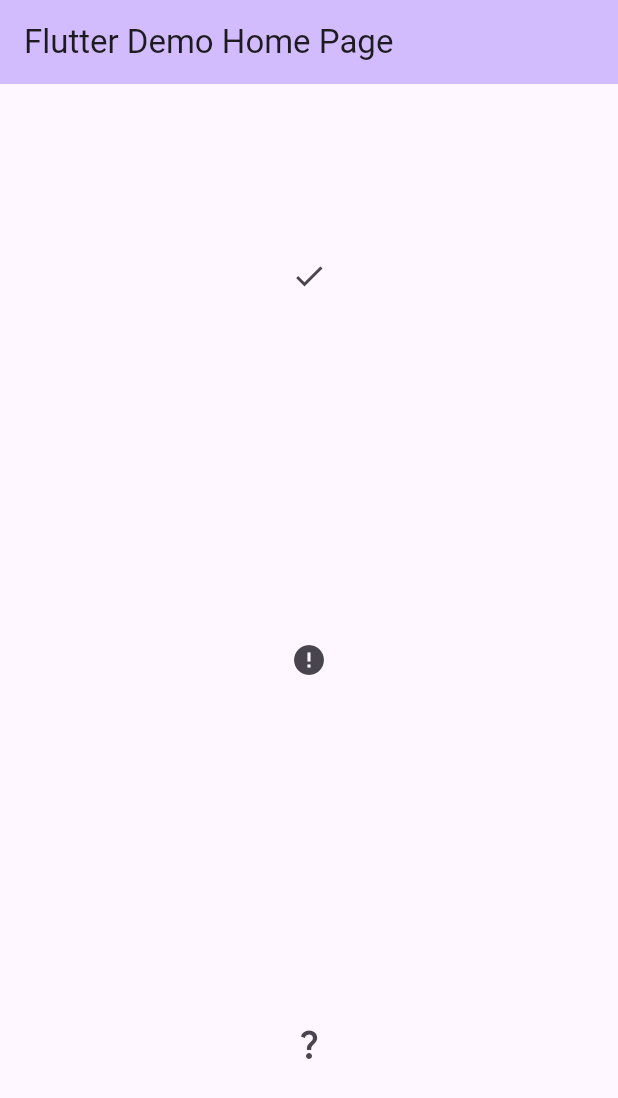
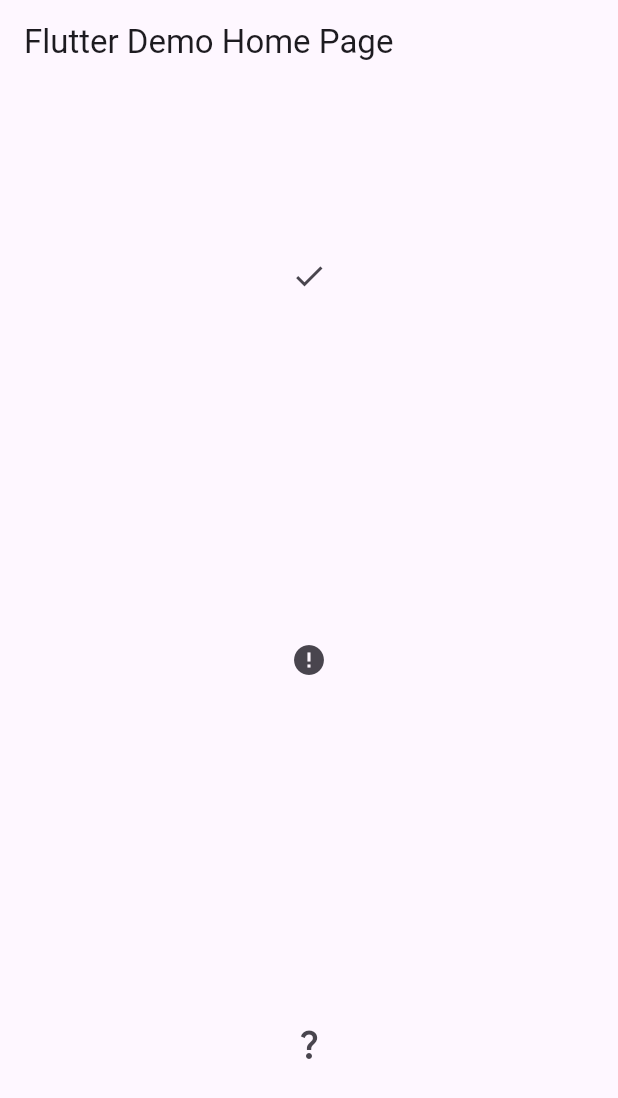
Before and after one commit to BlackLeg15/flutter_tts_app, a Flutter app: the screen it shows after launch, after a tap on the "question mark" icon, on a phone screen of 412 x 824 dp. Shown: the top 1098 px of the screen. Run offline on Flutter 3.47's test engine with Material 3 defaults, Android fonts, the phone set to English and light mode, and no system bars.

Commit message:
refact: home page

```diff
--- a/lib/main.dart
+++ b/lib/main.dart
@@ -8,29 +8,11 @@ void main() {
 class MyApp extends StatelessWidget {
   const MyApp({super.key});
 
-  // This widget is the root of your application.
   @override
   Widget build(BuildContext context) {
     return MaterialApp(
       title: 'Flutter Demo',
-      theme: ThemeData(
-        // This is the theme of your application.
-        //
-        // TRY THIS: Try running your application with "flutter run". You'll see
-        // the application has a purple toolbar. Then, without quitting the app,
-        // try changing the seedColor in the colorScheme below to Colors.green
-        // and then invoke "hot reload" (save your changes or press the "hot
-        // reload" button in a Flutter-supported IDE, or press "r" if you used
-        // the command line to start the app).
-        //
-        // Notice that the counter didn't reset back to zero; the application
-        // state is not lost during the reload. To reset the state, use hot
-        // restart instead.
-        //
-        // This works for code too, not just values: Most code changes can be
-        // tested with just a hot reload.
-        colorScheme: ColorScheme.fromSeed(seedColor: Colors.deepPurple),
-      ),
+      theme: ThemeData(colorScheme: ColorScheme.fromSeed(seedColor: Colors.deepPurple)),
       home: const MyHomePage(title: 'Flutter Demo Home Page'),
     );
   }
@@ -38,15 +20,6 @@ class MyApp extends StatelessWidget {
 
 class MyHomePage extends StatefulWidget {
   const MyHomePage({super.key, required this.title});
-
-  // This widget is the home page of your application. It is stateful, meaning
-  // that it has a State object (defined below) that contains fields that affect
-  // how it looks.
-
-  // This class is the configuration for the state. It holds the values (in this
-  // case the title) provided by the parent (in this case the App widget) and
-  // used by the build method of the State. Fields in a Widget subclass are
-  // always marked "final".
 
   final String title;
 
@@ -57,17 +30,6 @@ class MyHomePage extends StatefulWidget {
 class _MyHomePageState extends State<MyHomePage> {
   final methodChannel = MethodChannel('flutter_tts_native');
 
-  Future<void> channelSpeakCorrectly() async {
-    await methodChannel.invokeMethod('speak', 'Olá mundo');
-  }
-
-  Future<void> channelEmptyTextError() async {
-    await methodChannel.invokeMethod('speak', '');
-  }
-
-  Future<void> channelNotImplementedMethodError() async {
-    await methodChannel.invokeMethod('speakk', '');
-  }
 
   Future<void> execute(Future<void> Function() func) async {
     try {
@@ -79,41 +41,24 @@ class _MyHomePageState extends State<MyHomePage> {
     }
   }
 
+  Future<void> channelSpeakCorrectly() async {
+    await methodChannel.invokeMethod('speak', 'Olá mundo');
+  }
+
+  Future<void> channelEmptyTextError() async {
+    await methodChannel.invokeMethod('speak', '');
+  }
+
+  Future<void> channelNotImplementedMethodError() async {
+    await methodChannel.invokeMethod('sspeak', '');
+  }
+
   @override
   Widget build(BuildContext context) {
-    // This method is rerun every time setState is called, for instance as done
-    // by the _incrementCounter method above.
-    //
-    // The Flutter framework has been optimized to make rerunning build methods
-    // fast, so that you can just rebuild anything that needs updating rather
-    // than having to individually change instances of widgets.
     return Scaffold(
-      appBar: AppBar(
-        // TRY THIS: Try changing the color here to a specific color (to
-        // Colors.amber, perhaps?) and trigger a hot reload to see the AppBar
-        // change color while the other colors stay the same.
-        backgroundColor: Theme.of(context).colorScheme.inversePrimary,
-        // Here we take the value from the MyHomePage object that was created by
-        // the App.build method, and use it to set our appbar title.
-        title: Text(widget.title),
-      ),
+      appBar: AppBar(title: Text(widget.title)),
       body: Center(
-        // Center is a layout widget. It takes a single child and positions it
-        // in the middle of the parent.
         child: Column(
-          // Column is also a layout widget. It takes a list of children and
-          // arranges them vertically. By default, it sizes itself to fit its
-          // children horizontally, and tries to be as tall as its parent.
-          //
-          // Column has various properties to control how it sizes itself and
-          // how it positions its children. Here we use mainAxisAlignment to
-          // center the children vertically; the main axis here is the vertical
-          // axis because Columns are vertical (the cross axis would be
-          // horizontal).
-          //
-          // TRY THIS: Invoke "debug painting" (choose the "Toggle Debug Paint"
-          // action in the IDE, or press "p" in the console), to see the
-          // wireframe for each widget.
           mainAxisAlignment: MainAxisAlignment.spaceAround,
           children: <Widget>[
             IconButton(onPressed: () => execute(channelSpeakCorrectly), icon: Icon(Icons.check)),
```
